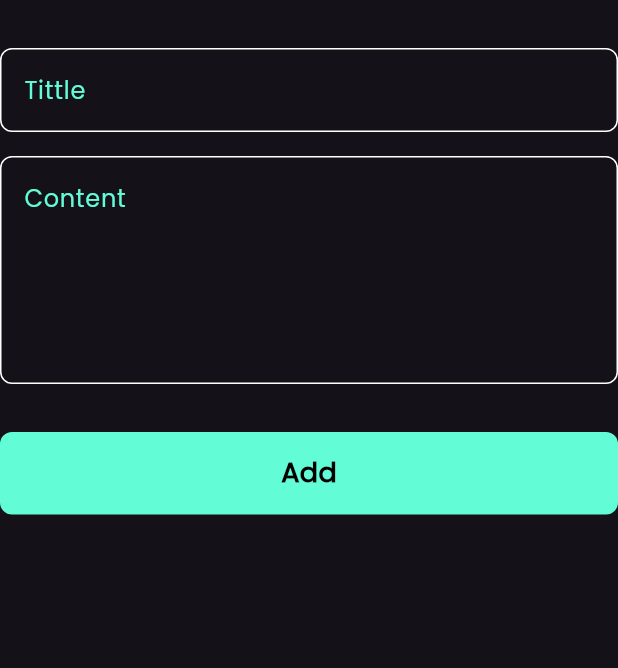
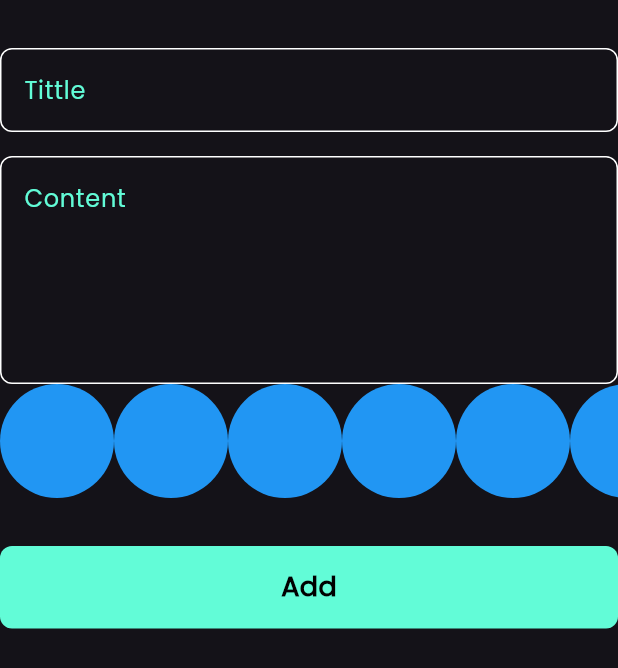
Before and after one commit to HeshamAhmed1004/note_app, a Flutter app: the AddNoteForm widget shown alone on an empty page, opened directly, on a phone screen of 412 x 824 dp. Shown: the top 668 px of the screen. Run offline on Flutter 3.47's test engine with Material 3 defaults, Android fonts, the phone set to English and light mode, and no system bars; our stand-ins replace bloc, flutter_bloc, font_awesome_flutter, hive, hive_flutter; accounts and stored records are empty.

Commit message:
create color list view

```diff
--- a/lib/views/widgets/add_note_form.dart
+++ b/lib/views/widgets/add_note_form.dart
@@ -4,6 +4,7 @@ import 'package:intl/intl.dart';
 import 'package:note_app/cubit/add_note_cubit.dart';
 import 'package:note_app/cubit/add_note_state.dart';
 import 'package:note_app/models/note_model.dart';
+import 'package:note_app/views/widgets/colors_list_view.dart';
 import 'package:note_app/views/widgets/custom_button.dart';
 import 'package:note_app/views/widgets/custom_text_field.dart';
 
@@ -47,9 +48,11 @@ class _AddNoteFormState extends State<AddNoteForm> {
             hint: 'Content',
             maxLines: 5,
           ),
+          const ColorsListView(),
           const SizedBox(
             height: 32,
           ),
+
           BlocBuilder<AddNoteCubit, AddNoteStates>(
             builder: (context, state) {
               var dateTime = DateFormat('dd-MM-yyyy').format(DateTime.now());
--- /dev/null
+++ b/lib/views/widgets/colors_list_view.dart
@@ -0,0 +1,29 @@
+import 'package:flutter/material.dart';
+
+class ColorItem extends StatelessWidget {
+  const ColorItem({super.key});
+
+  @override
+  Widget build(BuildContext context) {
+    return const CircleAvatar(
+      radius: 38,
+      backgroundColor: Colors.blue,
+    );
+  }
+}
+
+class ColorsListView extends StatelessWidget {
+  const ColorsListView({super.key});
+
+  @override
+  Widget build(BuildContext context) {
+    return SizedBox(
+      height: 38*2,
+      child: ListView.builder(
+        itemBuilder: (context, index) => const ColorItem(),
+        itemCount: 10,
+        scrollDirection: Axis.horizontal,
+      ),
+    );
+  }
+}
```
